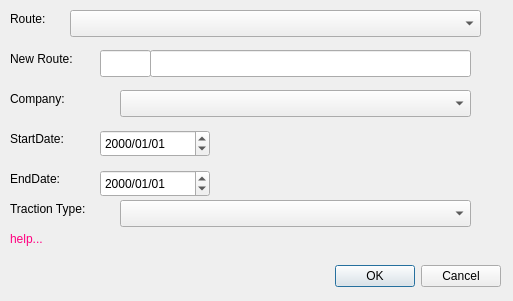
First picture: the form in mapper_app/ui/dialogcopyroute.ui, repository allenck/mapper, before the edit.
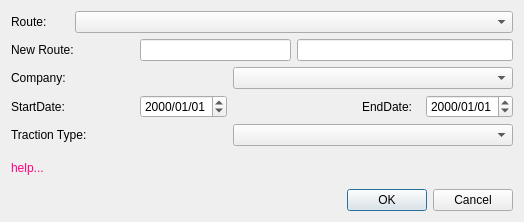
Second picture: the form after the edit.

```diff
--- a/mapper_app/ui/dialogcopyroute.ui
+++ b/mapper_app/ui/dialogcopyroute.ui
@@ -6,178 +6,92 @@
    <rect>
     <x>0</x>
     <y>0</y>
-    <width>513</width>
-    <height>301</height>
+    <width>524</width>
+    <height>222</height>
    </rect>
   </property>
   <property name="windowTitle">
    <string>Copy Route</string>
   </property>
-  <widget class="QDialogButtonBox" name="buttonBox">
-   <property name="geometry">
-    <rect>
-     <x>160</x>
-     <y>260</y>
-     <width>341</width>
-     <height>32</height>
-    </rect>
-   </property>
-   <property name="orientation">
-    <enum>Qt::Horizontal</enum>
-   </property>
-   <property name="standardButtons">
-    <set>QDialogButtonBox::Cancel|QDialogButtonBox::Ok</set>
-   </property>
-  </widget>
+  <layout class="QGridLayout" name="gridLayout">
+   <item row="0" column="0">
   <widget class="QLabel" name="label">
-   <property name="geometry">
-    <rect>
-     <x>10</x>
-     <y>10</y>
-     <width>67</width>
-     <height>17</height>
-    </rect>
-   </property>
    <property name="text">
     <string>Route:</string>
    </property>
   </widget>
+   </item>
+   <item row="0" column="1" colspan="6">
   <widget class="QComboBox" name="cbRoutes">
-   <property name="geometry">
-    <rect>
-     <x>70</x>
-     <y>10</y>
-     <width>411</width>
-     <height>27</height>
-    </rect>
-   </property>
    <property name="toolTip">
     <string>Routes using this segment</string>
    </property>
   </widget>
+   </item>
+   <item row="1" column="0" colspan="2">
   <widget class="QLabel" name="label_2">
-   <property name="geometry">
-    <rect>
-     <x>10</x>
-     <y>50</y>
-     <width>81</width>
-     <height>17</height>
-    </rect>
-   </property>
    <property name="text">
     <string>New Route:</string>
    </property>
   </widget>
+   </item>
+   <item row="1" column="2" colspan="2">
   <widget class="QLineEdit" name="txtRouteNbr">
-   <property name="geometry">
-    <rect>
-     <x>100</x>
-     <y>50</y>
-     <width>51</width>
-     <height>27</height>
-    </rect>
-   </property>
    <property name="maxLength">
     <number>6</number>
    </property>
   </widget>
+   </item>
+   <item row="1" column="4" colspan="3">
   <widget class="QLineEdit" name="txtRouteName">
-   <property name="geometry">
-    <rect>
-     <x>150</x>
-     <y>50</y>
-     <width>321</width>
-     <height>27</height>
-    </rect>
-   </property>
    <property name="maxLength">
     <number>100</number>
    </property>
   </widget>
+   </item>
+   <item row="2" column="0" colspan="2">
+    <widget class="QLabel" name="label_5">
+     <property name="text">
+      <string>Company:</string>
+     </property>
+    </widget>
+   </item>
+   <item row="2" column="3" colspan="4">
+    <widget class="QComboBox" name="cbCompany"/>
+   </item>
+   <item row="3" column="0" colspan="2">
   <widget class="QLabel" name="label_3">
-   <property name="geometry">
-    <rect>
-     <x>10</x>
-     <y>130</y>
-     <width>67</width>
-     <height>17</height>
-    </rect>
-   </property>
    <property name="text">
     <string>StartDate:</string>
    </property>
   </widget>
-  <widget class="QDateEdit" name="dateStart">
-   <property name="geometry">
-    <rect>
-     <x>100</x>
-     <y>130</y>
-     <width>110</width>
-     <height>27</height>
-    </rect>
-   </property>
-   <property name="displayFormat">
-    <string>yyyy/MM/dd</string>
-   </property>
-  </widget>
+   </item>
+   <item row="3" column="5">
   <widget class="QLabel" name="label_4">
-   <property name="geometry">
-    <rect>
-     <x>10</x>
-     <y>170</y>
-     <width>67</width>
-     <height>17</height>
-    </rect>
-   </property>
    <property name="text">
     <string>EndDate:</string>
    </property>
   </widget>
+   </item>
+   <item row="3" column="6">
   <widget class="QDateEdit" name="dateEnd">
-   <property name="geometry">
-    <rect>
-     <x>100</x>
-     <y>170</y>
-     <width>110</width>
-     <height>27</height>
-    </rect>
-   </property>
    <property name="displayFormat">
     <string>yyyy/MM/dd</string>
    </property>
   </widget>
+   </item>
+   <item row="4" column="0" colspan="3">
   <widget class="QLabel" name="label_6">
-   <property name="geometry">
-    <rect>
-     <x>10</x>
-     <y>200</y>
-     <width>101</width>
-     <height>17</height>
-    </rect>
-   </property>
    <property name="text">
     <string>Traction Type:</string>
    </property>
   </widget>
-  <widget class="QComboBox" name="cbTractionType">
-   <property name="geometry">
-    <rect>
-     <x>120</x>
-     <y>200</y>
-     <width>351</width>
-     <height>27</height>
-    </rect>
-   </property>
-  </widget>
+   </item>
+   <item row="4" column="3" colspan="4">
+    <widget class="QComboBox" name="cbTractionType"/>
+   </item>
+   <item row="5" column="0" colspan="7">
   <widget class="QLabel" name="lblHelp">
-   <property name="geometry">
-    <rect>
-     <x>10</x>
-     <y>230</y>
-     <width>481</width>
-     <height>17</height>
-    </rect>
-   </property>
    <property name="palette">
     <palette>
      <active>
@@ -219,29 +133,25 @@
     <string>help...</string>
    </property>
   </widget>
-  <widget class="QLabel" name="label_5">
-   <property name="geometry">
-    <rect>
-     <x>10</x>
-     <y>90</y>
-     <width>67</width>
-     <height>17</height>
-    </rect>
-   </property>
-   <property name="text">
-    <string>Company:</string>
-   </property>
-  </widget>
-  <widget class="QComboBox" name="cbCompany">
-   <property name="geometry">
-    <rect>
-     <x>120</x>
-     <y>90</y>
-     <width>351</width>
-     <height>27</height>
-    </rect>
-   </property>
-  </widget>
+   </item>
+   <item row="6" column="4" colspan="3">
+    <widget class="QDialogButtonBox" name="buttonBox">
+     <property name="orientation">
+      <enum>Qt::Horizontal</enum>
+     </property>
+     <property name="standardButtons">
+      <set>QDialogButtonBox::Cancel|QDialogButtonBox::Ok</set>
+     </property>
+    </widget>
+   </item>
+   <item row="3" column="2">
+    <widget class="QDateEdit" name="dateStart">
+     <property name="displayFormat">
+      <string>yyyy/MM/dd</string>
+     </property>
+    </widget>
+   </item>
+  </layout>
  </widget>
  <resources/>
  <connections>
```
Lines whose indentation alone changed are shown as unchanged.
